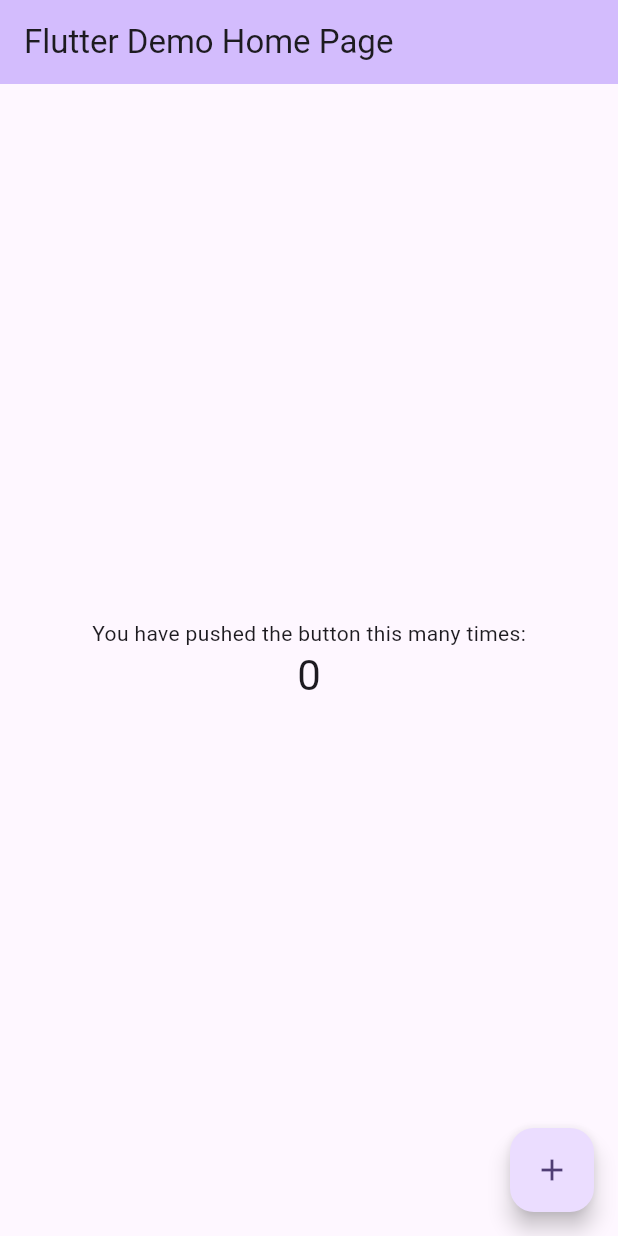
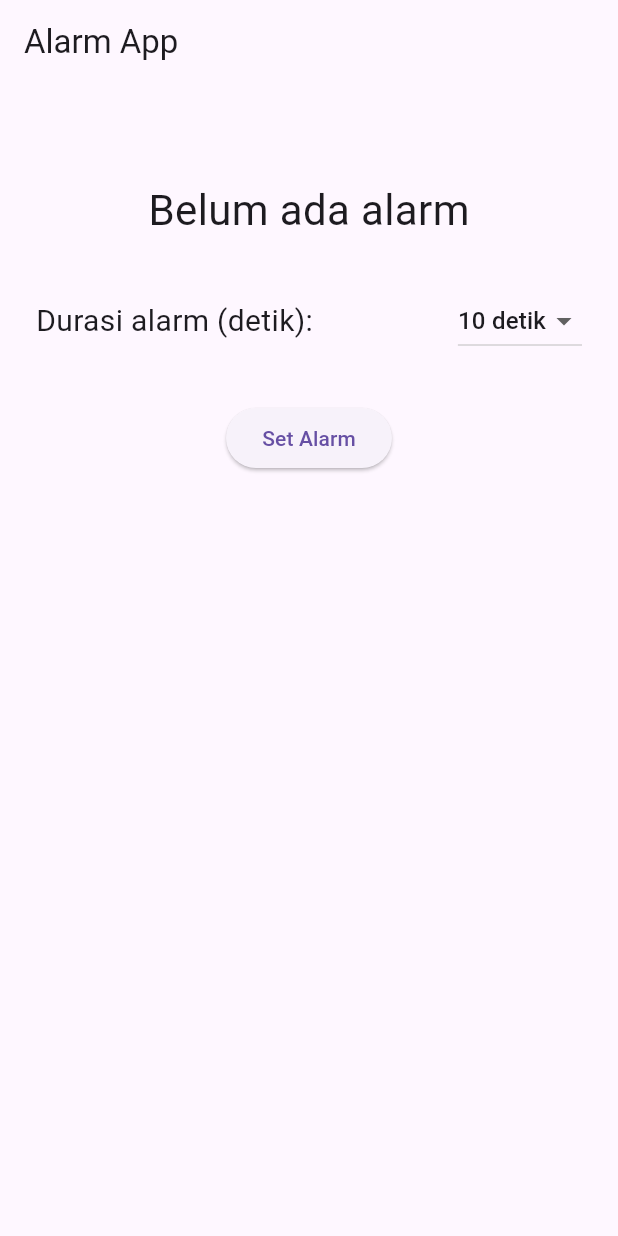
Before and after one commit to Faraysz/alarm_custom, a Flutter app: the screen it shows after launch, on a phone screen of 412 x 824 dp. Run offline on Flutter 3.47's test engine with Material 3 defaults, Android fonts, the phone set to English and light mode, and no system bars; our stand-ins replace flutter_local_notifications, timezone.

Commit message:
install on android

```diff
--- /dev/null
+++ b/lib/alarm_screen.dart
@@ -0,0 +1,124 @@
+import 'package:flutter/material.dart';
+import 'package:flutter_local_notifications/flutter_local_notifications.dart';
+import 'package:timezone/timezone.dart' as tz;
+import 'main.dart';
+
+class AlarmScreen extends StatefulWidget {
+  const AlarmScreen({super.key});
+
+  @override
+  State<AlarmScreen> createState() => _AlarmScreenState();
+}
+
+class _AlarmScreenState extends State<AlarmScreen> {
+  TimeOfDay? pickedTime;
+  int durationSeconds = 10; // default durasi bunyi 10 detik
+
+  Future<void> scheduleAlarm(TimeOfDay time) async {
+    final now = DateTime.now();
+    DateTime scheduledTime = DateTime(
+      now.year,
+      now.month,
+      now.day,
+      time.hour,
+      time.minute,
+    );
+
+    if (scheduledTime.isBefore(now)) {
+      scheduledTime = scheduledTime.add(const Duration(days: 1));
+    }
+
+    final tzTime = tz.TZDateTime.from(scheduledTime, tz.local);
+
+    await notificationsPlugin.zonedSchedule(
+      1,
+      'Alarm',
+      'Waktunya!',
+      tzTime,
+      const NotificationDetails(
+        android: AndroidNotificationDetails(
+          'alarm_channel',
+          'Alarm Channel',
+          importance: Importance.max,
+          priority: Priority.high,
+          playSound: true,
+          sound: RawResourceAndroidNotificationSound('alarm_sound'),
+        ),
+      ),
+      uiLocalNotificationDateInterpretation:
+          UILocalNotificationDateInterpretation.absoluteTime,
+      androidScheduleMode: AndroidScheduleMode.exactAllowWhileIdle,
+    );
+
+    // STOP suara otomatis setelah durasi
+    Future.delayed(Duration(seconds: durationSeconds), () {
+      notificationsPlugin.cancel(1); // hentikan suara alarm
+    });
+  }
+
+  pickTime() async {
+    final result = await showTimePicker(
+      context: context,
+      initialTime: TimeOfDay.now(),
+    );
+
+    if (result != null) {
+      setState(() => pickedTime = result);
+      await scheduleAlarm(result);
+
+      ScaffoldMessenger.of(context).showSnackBar(
+        SnackBar(content: Text("Alarm diset pukul ${result.format(context)}")),
+      );
+    }
+  }
+
+  @override
+  Widget build(BuildContext context) {
+    return Scaffold(
+      appBar: AppBar(title: const Text("Alarm App")),
+      body: Padding(
+        padding: const EdgeInsets.all(24),
+        child: Column(
+          children: [
+            const SizedBox(height: 40),
+            Text(
+              pickedTime == null
+                  ? "Belum ada alarm"
+                  : "Alarm: ${pickedTime!.format(context)}",
+              style: const TextStyle(fontSize: 28),
+            ),
+            const SizedBox(height: 30),
+
+            // Pilih durasi alarm
+            Row(
+              mainAxisAlignment: MainAxisAlignment.spaceBetween,
+              children: [
+                const Text(
+                  "Durasi alarm (detik):",
+                  style: TextStyle(fontSize: 20),
+                ),
+                DropdownButton<int>(
+                  value: durationSeconds,
+                  items: const [
+                    DropdownMenuItem(value: 5, child: Text("5 detik")),
+                    DropdownMenuItem(value: 10, child: Text("10 detik")),
+                    DropdownMenuItem(value: 20, child: Text("20 detik")),
+                    DropdownMenuItem(value: 30, child: Text("30 detik")),
+                    DropdownMenuItem(value: 60, child: Text("1 menit")),
+                  ],
+                  onChanged: (v) {
+                    setState(() => durationSeconds = v!);
+                  },
+                ),
+              ],
+            ),
+
+            const SizedBox(height: 30),
+
+            ElevatedButton(onPressed: pickTime, child: const Text("Set Alarm")),
+          ],
+        ),
+      ),
+    );
+  }
+}
--- a/lib/main.dart
+++ b/lib/main.dart
@@ -1,122 +1,36 @@
 import 'package:flutter/material.dart';
+import 'package:flutter_local_notifications/flutter_local_notifications.dart';
+import 'package:timezone/data/latest_all.dart' as tz;
+import 'package:timezone/timezone.dart' as tz;
+import 'alarm_screen.dart';
 
-void main() {
+final FlutterLocalNotificationsPlugin notificationsPlugin =
+    FlutterLocalNotificationsPlugin();
+
+Future<void> main() async {
+  WidgetsFlutterBinding.ensureInitialized();
+
+  tz.initializeTimeZones();
+  tz.setLocalLocation(tz.getLocation('Asia/Jakarta'));
+
+  const AndroidInitializationSettings androidInit =
+      AndroidInitializationSettings('@mipmap/ic_launcher');
+
+  const InitializationSettings initSettings =
+      InitializationSettings(android: androidInit);
+
+  await notificationsPlugin.initialize(initSettings);
+
   runApp(const MyApp());
 }
 
 class MyApp extends StatelessWidget {
   const MyApp({super.key});
-
-  // This widget is the root of your application.
   @override
   Widget build(BuildContext context) {
     return MaterialApp(
-      title: 'Flutter Demo',
-      theme: ThemeData(
-        // This is the theme of your application.
-        //
-        // TRY THIS: Try running your application with "flutter run". You'll see
-        // the application has a purple toolbar. Then, without quitting the app,
-        // try changing the seedColor in the colorScheme below to Colors.green
-        // and then invoke "hot reload" (save your changes or press the "hot
-        // reload" button in a Flutter-supported IDE, or press "r" if you used
-        // the command line to start the app).
-        //
-        // Notice that the counter didn't reset back to zero; the application
-        // state is not lost during the reload. To reset the state, use hot
-        // restart instead.
-        //
-        // This works for code too, not just values: Most code changes can be
-        // tested with just a hot reload.
-        colorScheme: .fromSeed(seedColor: Colors.deepPurple),
-      ),
-      home: const MyHomePage(title: 'Flutter Demo Home Page'),
+      home: AlarmScreen(),
+      debugShowCheckedModeBanner: false,
     );
   }
 }
-
-class MyHomePage extends StatefulWidget {
-  const MyHomePage({super.key, required this.title});
-
-  // This widget is the home page of your application. It is stateful, meaning
-  // that it has a State object (defined below) that contains fields that affect
-  // how it looks.
-
-  // This class is the configuration for the state. It holds the values (in this
-  // case the title) provided by the parent (in this case the App widget) and
-  // used by the build method of the State. Fields in a Widget subclass are
-  // always marked "final".
-
-  final String title;
-
-  @override
-  State<MyHomePage> createState() => _MyHomePageState();
-}
-
-class _MyHomePageState extends State<MyHomePage> {
-  int _counter = 0;
-
-  void _incrementCounter() {
-    setState(() {
-      // This call to setState tells the Flutter framework that something has
-      // changed in this State, which causes it to rerun the build method below
-      // so that the display can reflect the updated values. If we changed
-      // _counter without calling setState(), then the build method would not be
-      // called again, and so nothing would appear to happen.
-      _counter++;
-    });
-  }
-
-  @override
-  Widget build(BuildContext context) {
-    // This method is rerun every time setState is called, for instance as done
-    // by the _incrementCounter method above.
-    //
-    // The Flutter framework has been optimized to make rerunning build methods
-    // fast, so that you can just rebuild anything that needs updating rather
-    // than having to individually change instances of widgets.
-    return Scaffold(
-      appBar: AppBar(
-        // TRY THIS: Try changing the color here to a specific color (to
-        // Colors.amber, perhaps?) and trigger a hot reload to see the AppBar
-        // change color while the other colors stay the same.
-        backgroundColor: Theme.of(context).colorScheme.inversePrimary,
-        // Here we take the value from the MyHomePage object that was created by
-        // the App.build method, and use it to set our appbar title.
-        title: Text(widget.title),
-      ),
-      body: Center(
-        // Center is a layout widget. It takes a single child and positions it
-        // in the middle of the parent.
-        child: Column(
-          // Column is also a layout widget. It takes a list of children and
-          // arranges them vertically. By default, it sizes itself to fit its
-          // children horizontally, and tries to be as tall as its parent.
-          //
-          // Column has various properties to control how it sizes itself and
-          // how it positions its children. Here we use mainAxisAlignment to
-          // center the children vertically; the main axis here is the vertical
-          // axis because Columns are vertical (the cross axis would be
-          // horizontal).
-          //
-          // TRY THIS: Invoke "debug painting" (choose the "Toggle Debug Paint"
-          // action in the IDE, or press "p" in the console), to see the
-          // wireframe for each widget.
-          mainAxisAlignment: .center,
-          children: [
-            const Text('You have pushed the button this many times:'),
-            Text(
-              '$_counter',
-              style: Theme.of(context).textTheme.headlineMedium,
-            ),
-          ],
-        ),
-      ),
-      floatingActionButton: FloatingActionButton(
-        onPressed: _incrementCounter,
-        tooltip: 'Increment',
-        child: const Icon(Icons.add),
-      ),
-    );
-  }
-}
--- a/pubspec.yaml
+++ b/pubspec.yaml
@@ -31,6 +31,8 @@ dependencies:
   flutter:
     sdk: flutter
 
+  flutter_local_notifications: ^17.0.0
+  timezone: ^0.9.2
   # The following adds the Cupertino Icons font to your application.
   # Use with the CupertinoIcons class for iOS style icons.
   cupertino_icons: ^1.0.8
@@ -38,9 +40,6 @@ dependencies:
 dev_dependencies:
   flutter_test:
     sdk: flutter
-
-  flutter_local_notifications: ^17.0.0
-  timezone: ^0.9.2
 
   # The "flutter_lints" package below contains a set of recommended lints to
   # encourage good coding practices. The lint set provided by the package is
```
Also changed, not shown: pubspec.lock, 3 other files.
